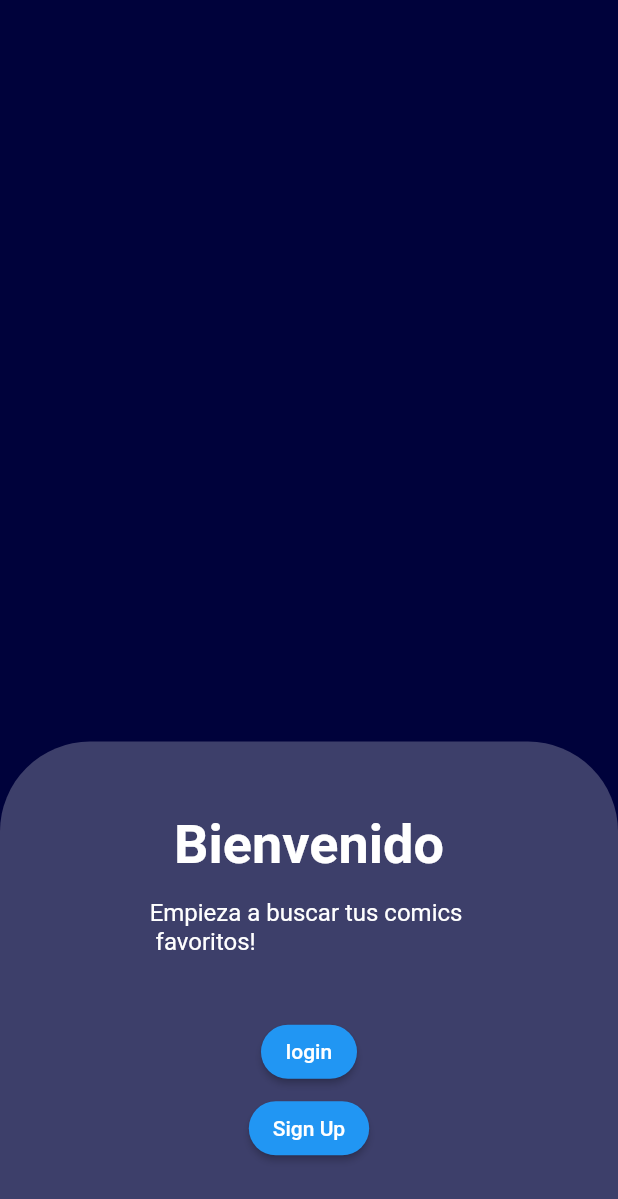
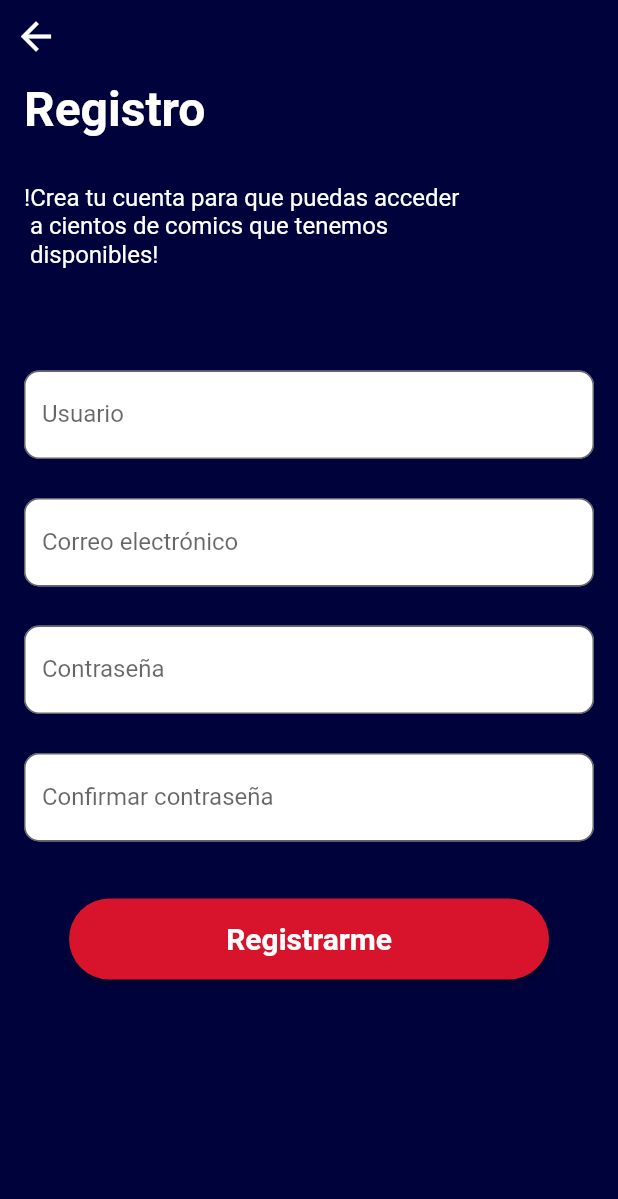
Before and after one commit to ManuelMartinez1/radAndroidFE, a Flutter app: the screen it shows after launch, after a tap on "Sign Up", on a phone screen of 412 x 824 dp. Shown: the top 1199 px of the screen. Run offline on Flutter 3.47's test engine with Material 2 defaults, Android fonts, the phone set to English and light mode, and no system bars.

Commit message:
Se agrega log in page y sign up page.

```diff
--- a/lib/main.dart
+++ b/lib/main.dart
@@ -1,6 +1,8 @@
 import 'dart:developer';
 
 import 'package:flutter/material.dart';
+import 'login.dart';
+import 'signup.dart';
 
 void main() => runApp(const MyApp());
 
@@ -22,29 +24,37 @@ class Button extends StatelessWidget {
   final VoidCallback onPress;
   final Color backgroundColor;
   final Color textColor;
+  final double? width;
+  final double? height;
 
   const Button({
   Key? key,
   required this.label,
   required this.onPress,
-  this.backgroundColor = Colors.blue,
+  required this.backgroundColor,
+  this.width,
+  this.height,
   this.textColor = Colors.white
 }) : super(key: key);
 
   @override
   Widget build(BuildContext context) {
-    return ElevatedButton(
+    return SizedBox(
+      width: width, // Usando width
+      height: height, // Usando height
+      child: ElevatedButton(
         onPressed: onPress,
         style: ElevatedButton.styleFrom(
-        primary: backgroundColor,
+          backgroundColor: backgroundColor,
           shape: RoundedRectangleBorder(
-          borderRadius: BorderRadius.circular(20.0),
+            borderRadius: BorderRadius.circular(40.0),
           ),
         ),
         child: Text(
           label,
-        style: TextStyle(color: textColor),
-      )
+          style: TextStyle(color: textColor, fontSize: 20, fontWeight: FontWeight.bold),
+        ),
+      ),
     );
   }
 }
@@ -104,11 +114,11 @@ class RegistryWidget extends StatelessWidget {
   const RegistryWidget({Key? key}) : super(key: key);
   @override
   Widget build(BuildContext context) {
-    return const Center(
+    return Center(
       child: Column(
         mainAxisSize: MainAxisSize.min,
         children: [
-          Text(
+          const Text(
             'Bienvenido',
             style: TextStyle(
               fontWeight: FontWeight.bold,
@@ -117,29 +127,45 @@ class RegistryWidget extends StatelessWidget {
             ),
             textAlign: TextAlign.left,
           ),
-          SizedBox(height: 15),
-          Text(
+          const SizedBox(height: 15),
+          const Text(
             'Empieza a buscar tus comics \n favoritos!',
             style: TextStyle(
               color: Colors.white,
               fontSize: 16,
             ),
           ),
-          SizedBox(height: 40),
+          const SizedBox(height: 40),
           Button(
-            label: 'login',
-            onPress: nothing,
+            label: 'Log in',
+            onPress: () {
+              Navigator.push(
+                context,
+                MaterialPageRoute(builder: (context) => LogInPage()),
+              );
+            },
+            backgroundColor:const Color(0xFFD7142B),
+            height: 54.0,
+            width: 320.0,
           ),
-          SizedBox(height: 3,),
+          const SizedBox(height: 20,),
           Button(
             label: 'Sign Up',
-            onPress: nothing,
+            onPress: (){
+              Navigator.push(
+                context,
+                MaterialPageRoute(builder: (context) => SignUpPage()),
+              );
+            },
+            backgroundColor: Color(0xFF00023B),
+            height: 54.0,
+            width: 320.0,
           )
         ],
       )
     );
   }
-}
   void nothing(){
     log("nada");
   }
+}
--- /dev/null
+++ b/lib/signup.dart
@@ -0,0 +1,128 @@
+import 'dart:developer';
+
+import 'package:flutter/material.dart';
+import 'package:rad/main.dart';
+
+class SignUpPage extends StatelessWidget{
+  const SignUpPage ({Key? key}): super(key: key);
+  @override
+  Widget build(BuildContext context) {
+    return Scaffold(
+      body: Stack(
+        children: [
+          const Background(), // Tu widget de fondo
+          SafeArea(
+            child: SingleChildScrollView(
+              child: Column(
+                crossAxisAlignment: CrossAxisAlignment.start, // Alinea los textos a la izquierda
+                children: [
+                  // Botón de regreso
+                  Align(
+                    alignment: Alignment.topLeft,
+                    child: IconButton(
+                      icon: const Icon(
+                        Icons.arrow_back,
+                        color: Colors.white,
+                        size: 30,
+                      ),
+                      onPressed: () => Navigator.pop(context),
+                    ),
+                  ),
+                  const SizedBox(height: 6),
+                  const Padding(
+                    padding: EdgeInsets.symmetric(horizontal: 16.0),
+                    child: Text(
+                      'Registro',
+                      style: TextStyle(fontSize: 32.0, fontWeight: FontWeight.bold, color: Colors.white),
+                      textAlign: TextAlign.left,
+                    ),
+                  ),
+                  const SizedBox(height: 30.0),
+                  const Padding(
+                    padding: EdgeInsets.symmetric(horizontal: 16.0),
+                    child: Text(
+                      '!Crea tu cuenta para que puedas acceder \n a cientos de comics que tenemos \n disponibles!',
+                      style: TextStyle(fontSize: 16.0, fontWeight: FontWeight.normal, color: Colors.white),
+                      textAlign: TextAlign.left,
+                    ),
+                  ),
+                  const SizedBox(height: 60.0),
+                  Padding(
+                    padding: const EdgeInsets.symmetric(horizontal: 16.0, vertical: 8.0),
+                    child: TextField(
+                      decoration: InputDecoration(
+                        fillColor: Colors.white,
+                        filled: true,
+                        border: OutlineInputBorder(
+                          borderRadius: BorderRadius.circular(10.0),
+                        ),
+                        labelText: 'Usuario',
+                      ),
+                    ),
+                  ),
+                  const SizedBox(height: 10.0),
+                  Padding(
+                    padding: const EdgeInsets.symmetric(horizontal: 16.0, vertical: 8.0),
+                    child: TextField(
+                      decoration: InputDecoration(
+                        fillColor: Colors.white,
+                        filled: true,
+                        border: OutlineInputBorder(
+                          borderRadius: BorderRadius.circular(10.0),
+                        ),
+                        labelText: 'Correo electrónico',
+                      ),
+                    ),
+                  ),
+                  const SizedBox(height: 10.0),
+                  Padding(
+                    padding: const EdgeInsets.symmetric(horizontal: 16.0, vertical: 8.0),
+                    child: TextField(
+                      decoration: InputDecoration(
+                        fillColor: Colors.white,
+                        filled: true,
+                        border: OutlineInputBorder(
+                          borderRadius: BorderRadius.circular(10.0),
+                        ),
+                        labelText: 'Contraseña',
+                      ),
+                    ),
+                  ),
+                  const SizedBox(height: 10.0),
+                  Padding(
+                    padding: const EdgeInsets.symmetric(horizontal: 16.0, vertical: 8.0),
+                    child: TextField(
+                      decoration: InputDecoration(
+                        fillColor: Colors.white,
+                        filled: true,
+                        border: OutlineInputBorder(
+                          borderRadius: BorderRadius.circular(10.0),
+                        ),
+                        labelText: 'Confirmar contraseña',
+                      ),
+                    ),
+                  ),
+                  // Botón centrado
+                  const SizedBox(height: 30.0),
+                  Center(
+                    child: Button(
+                      label: 'Registrarme',
+                      onPress: nothing, // Reemplaza con tu función
+                      backgroundColor: Color(0xFFD7142B),
+                      width: 320.0,
+                      height: 54,
+                    ),
+                  ),
+                  const SizedBox(height: 30.0),
+                ],
+              ),
+            ),
+          ),
+        ],
+      ),
+    );
+  }
+  void nothing(){
+    log('nada');
+  }
+}
```
Also changed, not shown: lib/login.dart (added, +101 -0 lines). Lines whose indentation alone changed are shown as unchanged.
